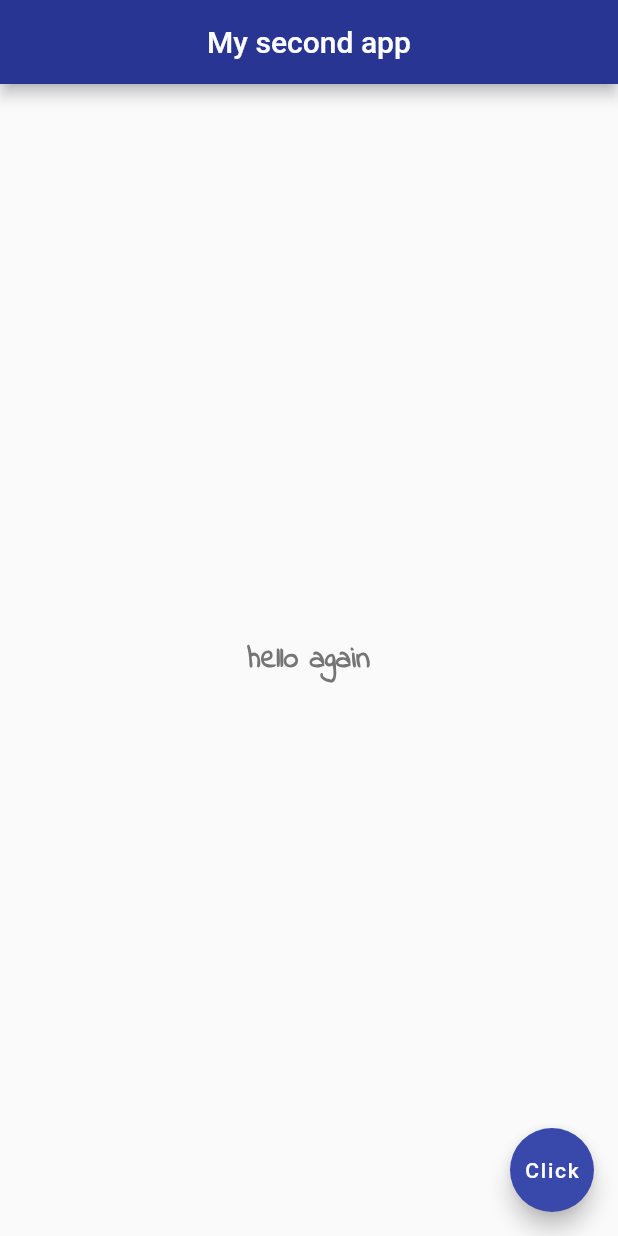
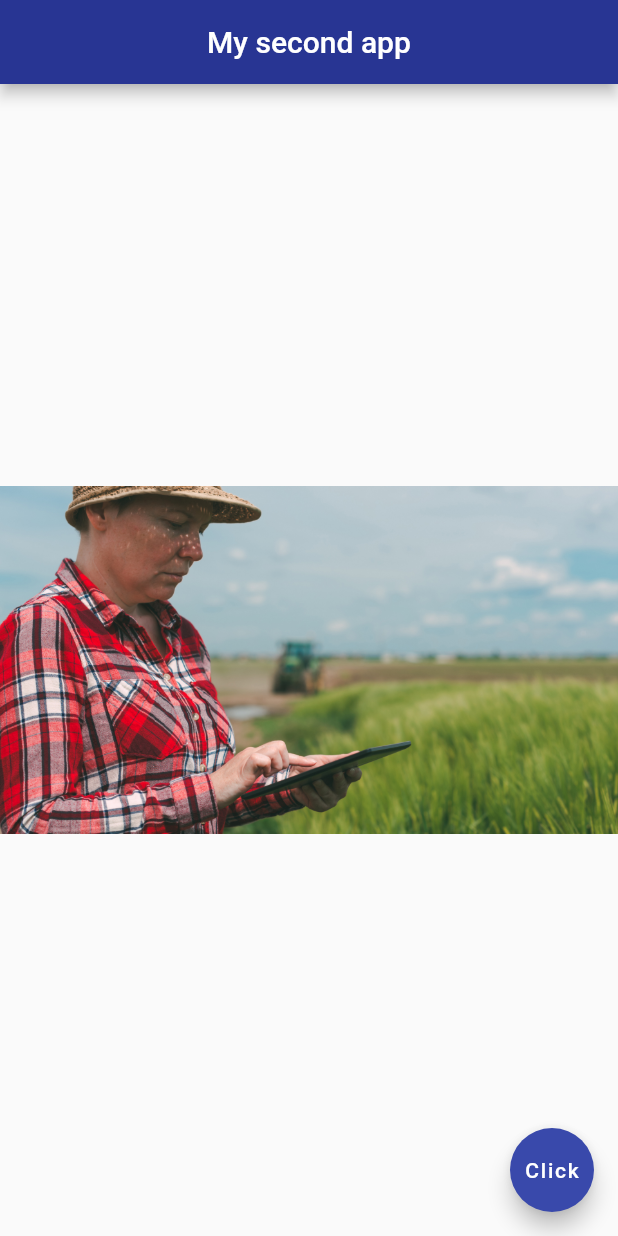
Before and after one commit to Majdi-Zlitni/LearningFlutter, a Flutter app: the screen it shows after launch, on a phone screen of 412 x 824 dp. Run offline on Flutter 3.47's test engine with Material 2 defaults, Android fonts, the phone set to English and light mode, and no system bars.

Commit message:
Image.NetworkImage and Image.asset

```diff
--- a/lib/main.dart
+++ b/lib/main.dart
@@ -6,7 +6,7 @@ void main() {
 }
 
 class Home extends StatelessWidget {//to enable hot reload
-  @override
+   @override
   Widget build(BuildContext context) {
     return MaterialApp(//hadha el root widget
       home: Scaffold(//hadhaya ely ngued bih el config mtaa basic layout kima navbar w floating Action Button ely hiya button tethat el louta
@@ -16,14 +16,7 @@ class Home extends StatelessWidget {//to enable hot reload
           backgroundColor: Colors.indigo[800],//to change the default color of the navbar
         ),
         body: Center(//body howa el widget el wastaniya w Centre maanetha bch nguedou ely fiwasset el body el kol in center
-          child: Text(
-            'hello again',
-            style: TextStyle(//TextStyle is widget to styling text
-                fontSize: 20.0,
-                fontFamily:'IndieFlower',
-                fontWeight: FontWeight.bold,
-                color:Colors.grey[600]
-            ) ,
+          child: Image(image: AssetImage('assets/bgpic.png')
           ),
         ),
         floatingActionButton: FloatingActionButton(
@@ -35,3 +28,15 @@ class Home extends StatelessWidget {//to enable hot reload
     );
   }
 }
+/*
+
+thama zouz anwa3 ely nejbdouh mel net w ely na9rouh localy
+ely nejbdouh mel net nettaamlou
+child: Image.NetworkImage('URL'),
+or el tari9a el twila
+child: Image(image: NetworkImage('url')
+          ),
+waila nejbdouha localy heka
+child: Image.asset('el blassa'),
+w kif kif fiha tari9a twila
+ */
--- a/pubspec.yaml
+++ b/pubspec.yaml
@@ -45,9 +45,9 @@ flutter:
   uses-material-design: true
 
   # To add assets to your application, add an assets section, like this:
-  # assets:
-  #   - images/a_dot_burr.jpeg
-  #   - images/a_dot_ham.jpeg
+  assets:
+     - assets/
+
 
   # An image asset can refer to one or more resolution-specific "variants", see
   # https://flutter.dev/assets-and-images/#resolution-aware.
```
Also changed, not shown: assets/Green and White Agriculture News Twitter Post (1).png (added), assets/bgpic.png (added).
